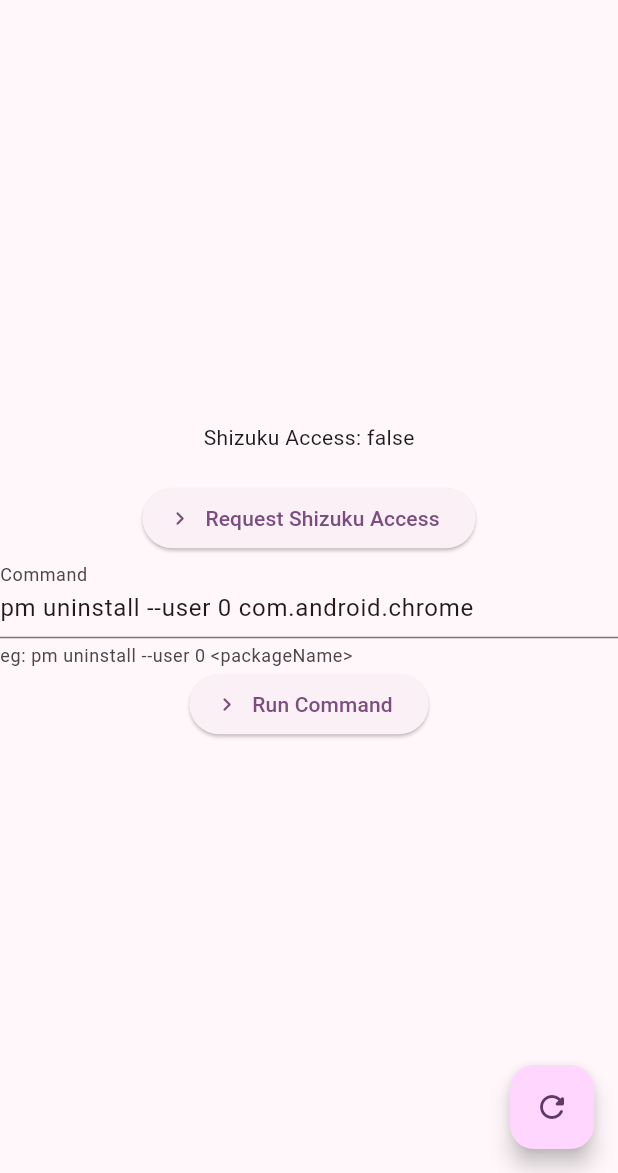
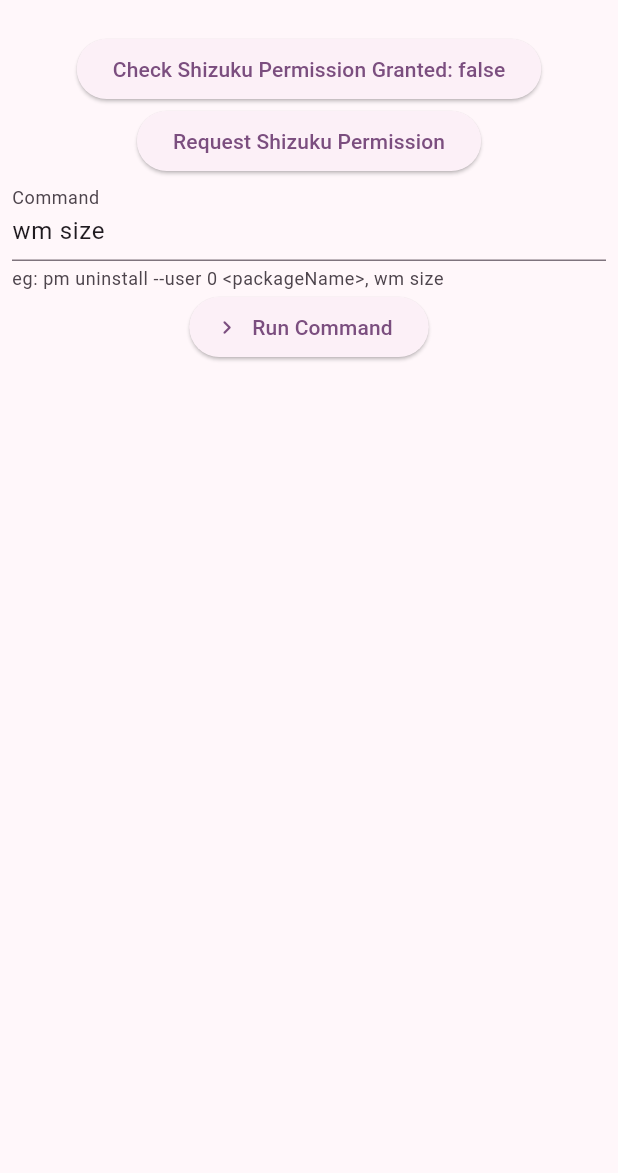
Before and after one commit to santhosh-D-subramani/Shizuku-Plugin, a Flutter app: the screen it shows after launch, on a phone screen of 412 x 824 dp, the part 63-1236 px from its top. Run offline on Flutter 3.47's test engine with Material 3 defaults, Android fonts, the phone set to English and light mode, and no system bars; our stand-ins replace plugin_platform_interface.

```diff
--- a/example/lib/main.dart
+++ b/example/lib/main.dart
@@ -1,4 +1,3 @@
-import 'package:flutter/foundation.dart';
 import 'package:flutter/material.dart';
 import 'dart:async';
 
@@ -17,10 +16,9 @@ class MyApp extends StatefulWidget {
 }
 
 class _MyAppState extends State<MyApp> {
-  bool _shizukuApiAccess = false;
+  bool _isShizukuPermissionGranted = false;
   final _shizukuApiPlugin = ShizukuApi();
-  var singleOutputController =
-      TextEditingController(text: 'pm uninstall --user 0 com.android.chrome');
+  var singleOutputController = TextEditingController(text: 'wm size');
 
   String outputString = '';
   @override
@@ -28,10 +26,11 @@ class _MyAppState extends State<MyApp> {
     super.initState();
   }
 
-  Future<void> initPlatformState() async {
+  Future<void> requestPermission() async {
     bool shizukuApiPermission;
     try {
-      shizukuApiPermission = await _shizukuApiPlugin.checkPermission() ?? false;
+      shizukuApiPermission =
+          await _shizukuApiPlugin.requestPermission() ?? false;
     } on PlatformException {
       shizukuApiPermission = false;
     }
@@ -39,14 +38,20 @@ class _MyAppState extends State<MyApp> {
     if (!mounted) return;
 
     setState(() {
-      _shizukuApiAccess = shizukuApiPermission;
+      _isShizukuPermissionGranted = shizukuApiPermission;
     });
   }
 
   Future<bool> isBinderRunning() async {
     bool isBinderRunning = await _shizukuApiPlugin.pingBinder() ?? false;
-    print('isBinderRunning$isBinderRunning');
+    print('isBinderRunning $isBinderRunning');
     return isBinderRunning;
+  }
+
+  Future<bool> checkPermission() async {
+    bool isShizukuGranted = await _shizukuApiPlugin.checkPermission() ?? false;
+    print('checkPermission() $isShizukuGranted');
+    return isShizukuGranted;
   }
 
   void runCommand(String command) async {
@@ -57,57 +62,40 @@ class _MyAppState extends State<MyApp> {
   @override
   Widget build(BuildContext context) {
     return MaterialApp(
-      theme: ThemeData(
-        colorScheme: ColorScheme.fromSeed(
-          seedColor: Colors.purple,
-        ),
-        useMaterial3: true,
-      ),
-      darkTheme: ThemeData(
-        colorScheme: ColorScheme.fromSeed(
-          brightness: Brightness.dark,
-          seedColor: Colors.purple,
-        ),
-        useMaterial3: true,
-      ),
+      theme: lightMode,
+      darkTheme: darkMode,
       home: Scaffold(
-        appBar: AppBar(
-          centerTitle: true,
-          title: const Text('Shizuku Api'),
-        ),
-        floatingActionButton: FloatingActionButton(
-          onPressed: () async {
-            bool i = await isBinderRunning();
-            if (i == true) {
-              print(i);
-              initPlatformState();
-            }
-          },
-          child: const Icon(Icons.refresh_rounded),
-        ),
-        body: Center(
+        appBar: buildAppBar(),
+        body: Padding(
+          padding: const EdgeInsets.all(8.0),
           child: Column(
-            mainAxisAlignment: MainAxisAlignment.center,
             crossAxisAlignment: CrossAxisAlignment.center,
             children: [
-              Text('Shizuku Access: $_shizukuApiAccess\n'),
-              ElevatedButton.icon(
-                icon: const Icon(Icons.chevron_right_rounded),
+              ElevatedButton(
+                onPressed: () async {
+                  bool isShizukuRunning = await isBinderRunning();
+                  if (isShizukuRunning == true) {
+                    _isShizukuPermissionGranted = await checkPermission();
+                    setState(() {});
+                  }
+                },
+                child: Text(
+                    'Check Shizuku Permission Granted: $_isShizukuPermissionGranted'),
+              ),
+              ElevatedButton(
                 onPressed: () async {
                   bool i = await isBinderRunning();
-                  if (kDebugMode) {
-                    print(i);
-                  }
                   if (i == true) {
-                    initPlatformState();
+                    requestPermission();
                   }
                 },
-                label: const Text('Request Shizuku Access'),
+                child: const Text('Request Shizuku Permission'),
               ),
               TextField(
                 decoration: const InputDecoration(
                     label: Text('Command'),
-                    helperText: 'eg: pm uninstall --user 0 <packageName>'),
+                    helperText:
+                        'eg: pm uninstall --user 0 <packageName>, wm size'),
                 controller: singleOutputController,
               ),
               ElevatedButton.icon(
@@ -124,4 +112,25 @@ class _MyAppState extends State<MyApp> {
       ),
     );
   }
+
+  AppBar buildAppBar() {
+    return AppBar(
+      centerTitle: true,
+      title: const Text('Shizuku Api'),
+    );
+  }
 }
+
+final lightMode = ThemeData(
+  colorScheme: ColorScheme.fromSeed(
+    seedColor: Colors.purple,
+  ),
+  useMaterial3: true,
+);
+final darkMode = ThemeData(
+  colorScheme: ColorScheme.fromSeed(
+    brightness: Brightness.dark,
+    seedColor: Colors.purple,
+  ),
+  useMaterial3: true,
+);
--- a/lib/shizuku_api_platform_interface.dart
+++ b/lib/shizuku_api_platform_interface.dart
@@ -23,12 +23,16 @@ abstract class ShizukuApiPlatform extends PlatformInterface {
     _instance = instance;
   }
 
-  Future<bool?> checkPermission() {
+  Future<bool?> requestPermission() {
     throw UnimplementedError('checkPermission() has not been implemented.');
   }
 
   Future<bool?> pingBinder() {
     throw UnimplementedError('pingBinder() has not been implemented.');
+  }
+
+  Future<bool?> checkPermission() {
+    throw UnimplementedError('permissionBool() has not been implemented.');
   }
 
   Future<String?> runCommand(String command) {
```
Also changed, not shown: lib/shizuku_api.dart (+6 -2 lines), lib/shizuku_api_method_channel.dart (+8 -2 lines), 4 other files.
